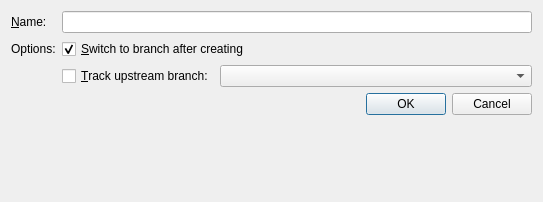
Old version of the form gitfourchette/forms/newbranchdialog.ui in the repository weblate/gitfourchette.
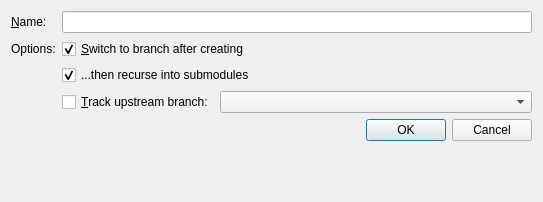
New version of the form.

Commit message: CheckoutCommit, NewBranchDialog: Suggest recursing into submodules

Diff of the .ui file:
```diff
--- a/gitfourchette/forms/newbranchdialog.ui
+++ b/gitfourchette/forms/newbranchdialog.ui
@@ -56,7 +56,7 @@
      </property>
     </widget>
    </item>
-   <item row="3" column="1">
+   <item row="4" column="1">
     <layout class="QHBoxLayout" name="upstreamLayout">
      <item>
       <widget class="QCheckBox" name="upstreamCheckBox">
@@ -86,7 +86,7 @@
      </item>
     </layout>
    </item>
-   <item row="6" column="1">
+   <item row="7" column="1">
     <widget class="QDialogButtonBox" name="buttonBox">
      <property name="orientation">
       <enum>Qt::Horizontal</enum>
@@ -102,6 +102,16 @@
    <item row="0" column="1">
     <widget class="QLineEdit" name="nameEdit"/>
    </item>
+   <item row="3" column="1">
+    <widget class="QCheckBox" name="recurseSubmodulesCheckBox">
+     <property name="text">
+      <string>...then recurse into submodules</string>
+     </property>
+     <property name="checked">
+      <bool>true</bool>
+     </property>
+    </widget>
+   </item>
   </layout>
  </widget>
  <tabstops>
```
Left out of the diff: 26 changed lines with no effect on the pictures. The commit also changes 9 other files.
